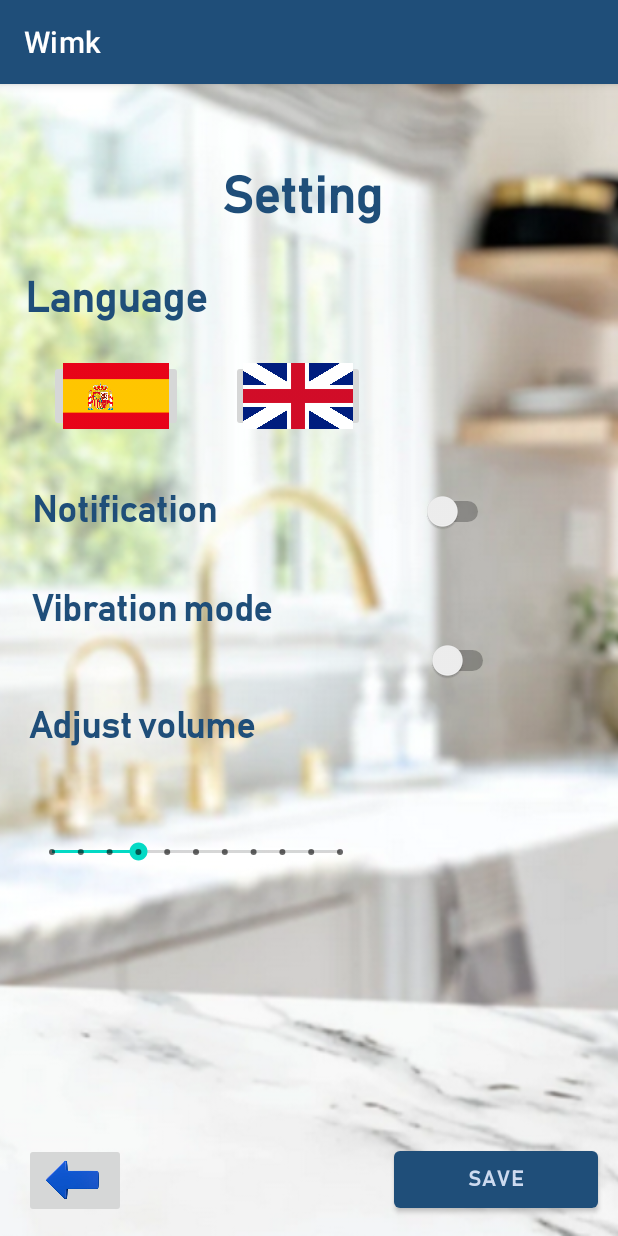
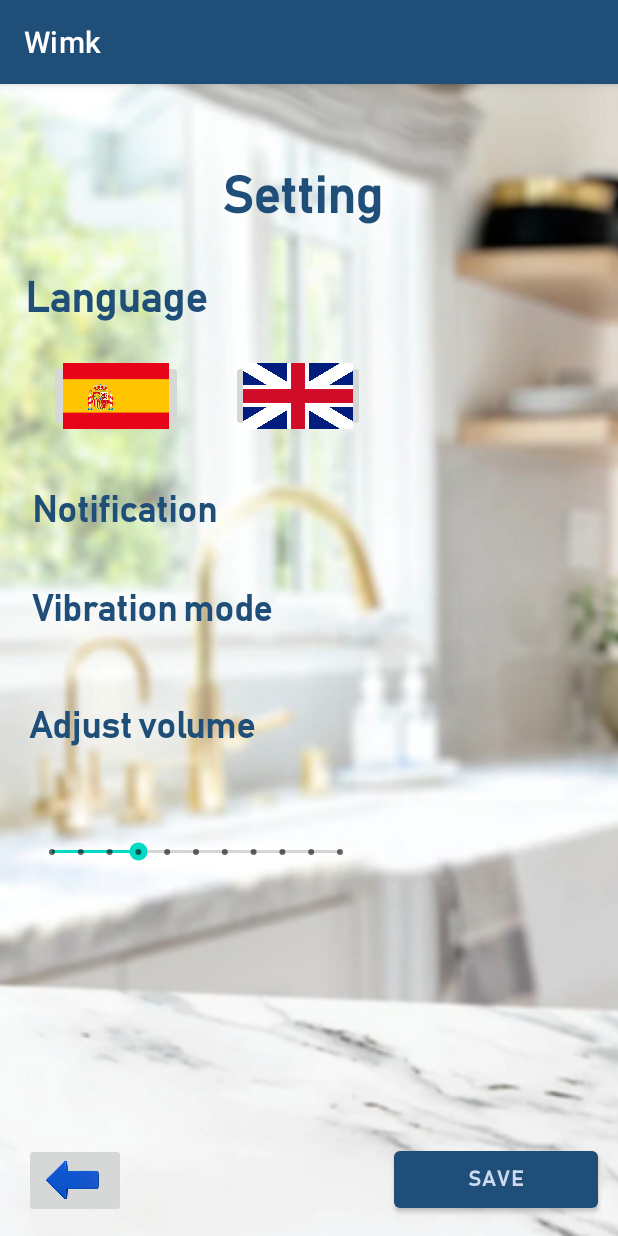
Before and after one commit to ariascary/Wimk, an Android app: the ConfiInicio screen opened directly, with no data from a screen before it, on a phone screen of 412 x 824 dp. Run offline under Robolectric (Android 15) with nearby library versions, the phone set to English and light mode, and no system bars.

Commit message:
borrado de configuracion una cosa

```diff
--- a/app/src/main/res/layout/activity_configuracion.xml
+++ b/app/src/main/res/layout/activity_configuracion.xml
@@ -32,21 +32,6 @@
             app:layout_constraintHorizontal_bias="0.073"
             app:layout_constraintStart_toStartOf="parent"
             app:layout_constraintTop_toTopOf="parent" />
-
-        <Switch
-            android:id="@+id/switch2"
-            android:layout_width="69dp"
-            android:layout_height="42dp"
-            android:layout_marginTop="248dp"
-            android:textAlignment="viewStart"
-            android:textColor="@color/darkblue"
-            app:layout_constraintBottom_toTopOf="@+id/switch1"
-            app:layout_constraintEnd_toEndOf="parent"
-            app:layout_constraintHorizontal_bias="0.582"
-            app:layout_constraintStart_toEndOf="@+id/textView5"
-            app:layout_constraintTop_toTopOf="parent"
-            app:layout_constraintVertical_bias="0.222"
-            tools:ignore="DuplicateSpeakableTextCheck,TouchTargetSizeCheck" />
 
         <TextView
             android:id="@+id/textView3"
@@ -193,19 +178,6 @@
             app:srcCompat="@drawable/inlesbandera"
             tools:ignore="SpeakableTextPresentCheck" />
 
-        <Switch
-            android:id="@+id/switch1"
-            android:layout_width="71dp"
-            android:layout_height="46dp"
-            android:layout_marginBottom="288dp"
-            android:textAlignment="viewStart"
-            app:layout_constraintBottom_toTopOf="@+id/registro22"
-            app:layout_constraintEnd_toEndOf="parent"
-            app:layout_constraintStart_toEndOf="@+id/textView6"
-            app:layout_constraintTop_toTopOf="parent"
-            app:layout_constraintVertical_bias="0.973"
-            tools:ignore="TouchTargetSizeCheck" />
-
     </androidx.constraintlayout.widget.ConstraintLayout>
 
 </FrameLayout>
```
